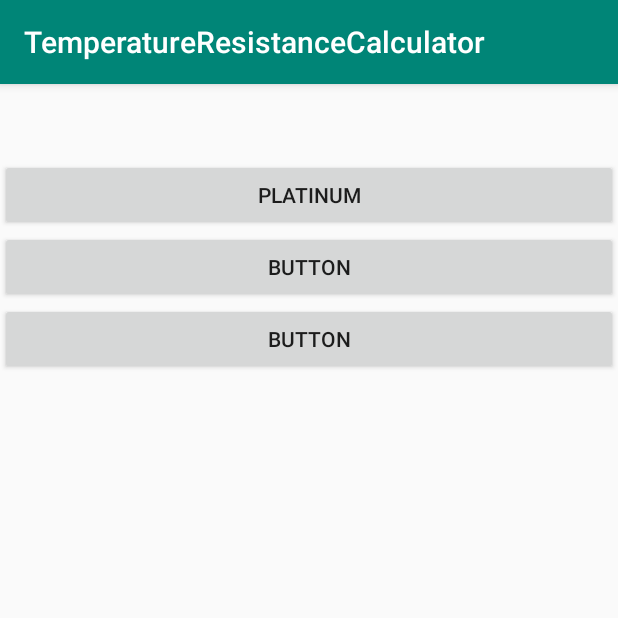
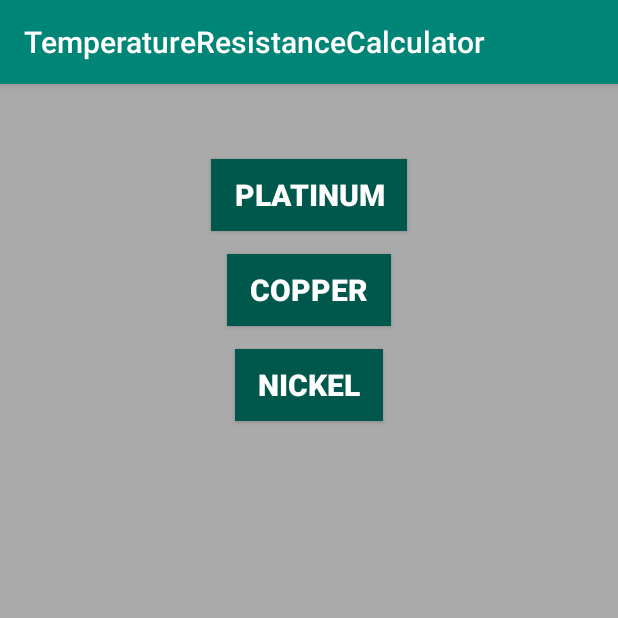
Before and after one commit to DmytroKutko/RTD_Calculator_Android-Java-, an Android app: the screen it shows after launch (MainActivity), on a phone screen of 412 x 824 dp, the top half of it. Run offline under Robolectric (Android 15) with nearby library versions, the phone set to English and light mode, and no system bars.

Commit message:
add copper and nickel

```diff
--- a/app/src/main/AndroidManifest.xml
+++ b/app/src/main/AndroidManifest.xml
@@ -9,7 +9,7 @@
         android:roundIcon="@mipmap/ic_launcher_round"
         android:supportsRtl="true"
         android:theme="@style/AppTheme">
-        <activity android:name=".PlatinumCalc"></activity>
+        <activity android:name=".PlatinumCalc" />
         <activity android:name=".MainActivity">
             <intent-filter>
                 <action android:name="android.intent.action.MAIN" />
@@ -17,6 +17,8 @@
                 <category android:name="android.intent.category.LAUNCHER" />
             </intent-filter>
         </activity>
+        <activity android:name=".CopperCalc" />
+        <activity android:name=".NickelCalc"></activity>
     </application>
 
 </manifest>
--- a/app/src/main/java/ua/com/zzz/dmytrokutko/temperatureresistancecalculator/MainActivity.java
+++ b/app/src/main/java/ua/com/zzz/dmytrokutko/temperatureresistancecalculator/MainActivity.java
@@ -8,18 +8,22 @@ import android.widget.Button;
 
 public class MainActivity extends AppCompatActivity {
 
-    Button btnPlatinum;
+    Button btnPlatinum, btnCopper, btnNickel;
 
     @Override
     protected void onCreate(Bundle savedInstanceState) {
         super.onCreate(savedInstanceState);
         setContentView(R.layout.activity_main);
 
-        init();
-        onBtnClickListener();
+        setInitialData();
     }
 
-    private void onBtnClickListener() {
+    private void setInitialData() {
+        initView();
+        initListener();
+    }
+
+    private void initListener() {
         btnPlatinum.setOnClickListener(new View.OnClickListener() {
             @Override
             public void onClick(View view) {
@@ -27,9 +31,27 @@ public class MainActivity extends AppCompatActivity {
                 startActivity(intent);
             }
         });
+
+        btnCopper.setOnClickListener(new View.OnClickListener() {
+            @Override
+            public void onClick(View view) {
+                Intent intent = new Intent(MainActivity.this, CopperCalc.class);
+                startActivity(intent);
+            }
+        });
+
+        btnNickel.setOnClickListener(new View.OnClickListener() {
+            @Override
+            public void onClick(View view) {
+                Intent intent = new Intent(MainActivity.this, NickelCalc.class);
+                startActivity(intent);
+            }
+        });
     }
 
-    private void init() {
+    private void initView() {
         btnPlatinum = findViewById(R.id.btnPlatinum);
+        btnCopper = findViewById(R.id.btnCopper);
+        btnNickel = findViewById(R.id.btnNickel);
     }
 }
--- a/app/src/main/res/layout/activity_main.xml
+++ b/app/src/main/res/layout/activity_main.xml
@@ -4,25 +4,50 @@
     xmlns:tools="http://schemas.android.com/tools"
     android:layout_width="match_parent"
     android:layout_height="match_parent"
+    android:layout_marginTop="0dp"
+    android:background="@android:color/darker_gray"
     android:orientation="vertical"
     tools:context=".MainActivity">
 
     <Button
         android:id="@+id/btnPlatinum"
-        android:layout_width="match_parent"
+        android:layout_width="wrap_content"
         android:layout_height="wrap_content"
+        android:layout_gravity="center_horizontal"
         android:layout_marginTop="50dp"
-        android:text="Platinum" />
+        android:background="@color/colorPrimaryDark"
+        android:paddingLeft="15dp"
+        android:paddingRight="15dp"
+        android:text="Platinum"
+        android:textColor="@android:color/background_light"
+        android:textSize="20sp"
+        android:textStyle="bold" />
 
     <Button
-        android:id="@+id/button2"
-        android:layout_width="match_parent"
+        android:id="@+id/btnCopper"
+        android:layout_width="wrap_content"
         android:layout_height="wrap_content"
-        android:text="Button" />
+        android:layout_gravity="center_horizontal"
+        android:layout_marginTop="15dp"
+        android:background="@color/colorPrimaryDark"
+        android:paddingLeft="15dp"
+        android:paddingRight="15dp"
+        android:text="Copper"
+        android:textColor="@android:color/background_light"
+        android:textSize="20sp"
+        android:textStyle="bold" />
 
     <Button
-        android:id="@+id/button3"
-        android:layout_width="match_parent"
+        android:id="@+id/btnNickel"
+        android:layout_width="wrap_content"
         android:layout_height="wrap_content"
-        android:text="Button" />
+        android:layout_gravity="center_horizontal"
+        android:layout_marginTop="15dp"
+        android:background="@color/colorPrimaryDark"
+        android:paddingLeft="15dp"
+        android:paddingRight="15dp"
+        android:text="Nickel"
+        android:textColor="@android:color/background_light"
+        android:textSize="20sp"
+        android:textStyle="bold" />
 </LinearLayout>
--- a/app/src/main/res/layout/platinum_calc.xml
+++ b/app/src/main/res/layout/platinum_calc.xml
@@ -91,7 +91,7 @@
             android:layout_width="wrap_content"
             android:layout_height="wrap_content"
             android:layout_weight="1"
-            android:text="0.00385 ℃"
+            android:text="@string/_0_00385"
             android:textSize="18sp" />
 
         <RadioButton
@@ -100,7 +100,7 @@
             android:layout_height="wrap_content"
             android:layout_marginTop="10dp"
             android:layout_weight="1"
-            android:text="0.00391 ℃"
+            android:text="@string/_0_00391"
             android:textSize="18sp" />
     </RadioGroup>
 
--- a/app/src/main/res/values/colors.xml
+++ b/app/src/main/res/values/colors.xml
@@ -1,6 +1,6 @@
 <?xml version="1.0" encoding="utf-8"?>
 <resources>
     <color name="colorPrimary">#008577</color>
-    <color name="colorPrimaryDark">#00574B</color>
+    <color name="colorPrimaryDark">#00574b</color>
     <color name="colorAccent">#D81B60</color>
 </resources>
--- a/app/src/main/res/values/strings.xml
+++ b/app/src/main/res/values/strings.xml
@@ -1,5 +1,7 @@
 <resources>
     <string name="app_name">TemperatureResistanceCalculator</string>
+    <string name="_0_00385">0.00385 ℃</string>
+    <string name="_0_00391">0.00391 ℃</string>
     <string-array name="spinner">
         <item>2</item>
         <item>3</item>
```
Also changed, not shown: app/src/main/java/ua/com/zzz/dmytrokutko/temperatureresistancecalculator/CopperCalc.java (added, +13 -0 lines), app/src/main/java/ua/com/zzz/dmytrokutko/temperatureresistancecalculator/NickelCalc.java (added, +13 -0 lines), app/src/main/java/ua/com/zzz/dmytrokutko/temperatureresistancecalculator/PlatinumCalc.java (+17 -9 lines), app/src/main/java/ua/com/zzz/dmytrokutko/temperatureresistancecalculator/RTDCalc.java (+29 -11 lines), app/src/main/res/layout/activity_copper_calc.xml (added, +9 -0 lines), app/src/main/res/layout/activity_nickel_calc.xml (added, +9 -0 lines).
